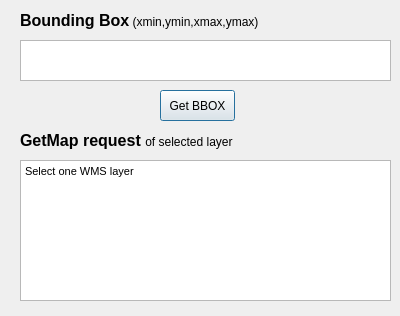
Maaka2890/BBox3, file BoundingBox_dialog_base.ui: the form before one commit.
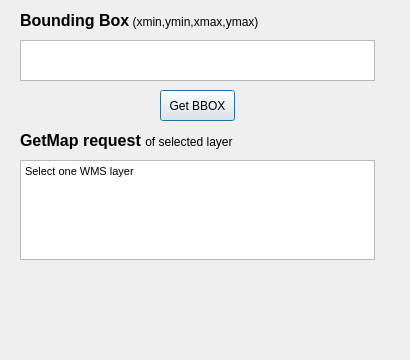
The form after the commit.

Commit message: added warning label

```diff
--- a/BoundingBox_dialog_base.ui
+++ b/BoundingBox_dialog_base.ui
@@ -5,8 +5,8 @@
    <rect>
     <x>0</x>
     <y>0</y>
-    <width>400</width>
-    <height>316</height>
+    <width>410</width>
+    <height>360</height>
    </rect>
   </property>
   <property name="windowTitle" >
@@ -17,7 +17,7 @@
     <rect>
      <x>20</x>
      <y>40</y>
-     <width>371</width>
+     <width>355</width>
      <height>41</height>
     </rect>
    </property>
@@ -53,8 +53,8 @@
     <rect>
      <x>20</x>
      <y>160</y>
-     <width>371</width>
-     <height>141</height>
+     <width>355</width>
+     <height>100</height>
     </rect>
    </property>
    <property name="html">
@@ -78,6 +78,25 @@
     <string>&lt;html&gt;&lt;head/&gt;&lt;body&gt;&lt;p&gt;&lt;span style=&quot; font-size:12pt; font-weight:600;&quot;&gt;GetMap request &lt;/span&gt;of selected layer&lt;/p&gt;&lt;/body&gt;&lt;/html&gt;</string>
    </property>
   </widget>
+  <widget class="QLabel" name="warningLabel">
+   <property name="geometry">
+    <rect>
+     <x>20</x>
+     <y>270</y>
+     <width>371</width>
+     <height>40</height>
+    </rect>
+   </property>
+   <property name="text">
+    <string></string>
+   </property>
+   <property name="styleSheet">
+    <string>color: red; font-weight: bold;</string>
+   </property>
+   <property name="wordWrap">
+    <bool>true</bool>
+   </property>
+  </widget>
   <action name="actionGetBB">
    <property name="text">
     <string>GetBB</string>
```
The commit also changes 2 other files.
